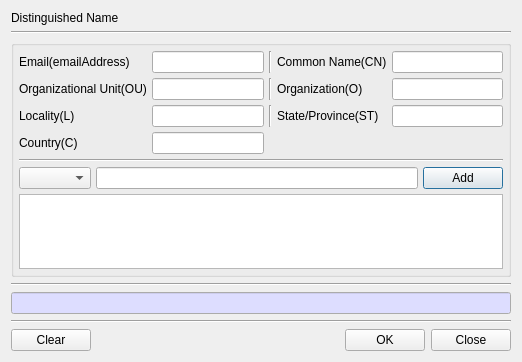
Before: the Qt Designer form CertMan/make_dn_dlg.ui in jykim74/CertMan, drawn with Qt 5.
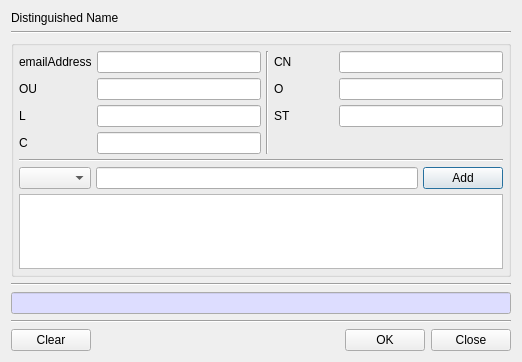
After: the same form once the commit is applied.

Commit message: CSR DN 처리 개선

```diff
--- a/CertMan/make_dn_dlg.ui
+++ b/CertMan/make_dn_dlg.ui
@@ -57,7 +57,7 @@
         <item row="2" column="0">
          <widget class="QLabel" name="label_7">
           <property name="text">
-           <string>Locality(L)</string>
+           <string>L</string>
           </property>
          </widget>
         </item>
@@ -67,7 +67,7 @@
         <item row="0" column="0">
          <widget class="QLabel" name="label_9">
           <property name="text">
-           <string>Email(emailAddress)</string>
+           <string>emailAddress</string>
           </property>
          </widget>
         </item>
@@ -80,7 +80,7 @@
         <item row="1" column="3">
          <widget class="QLabel" name="label_4">
           <property name="text">
-           <string>Organization(O)</string>
+           <string>O</string>
           </property>
          </widget>
         </item>
@@ -90,14 +90,20 @@
         <item row="1" column="0">
          <widget class="QLabel" name="label_6">
           <property name="text">
-           <string>Organizational Unit(OU)</string>
+           <string>OU</string>
           </property>
          </widget>
         </item>
         <item row="0" column="3">
          <widget class="QLabel" name="label_2">
+          <property name="minimumSize">
+           <size>
+            <width>60</width>
+            <height>0</height>
+           </size>
+          </property>
           <property name="text">
-           <string>Common Name(CN)</string>
+           <string>CN</string>
           </property>
          </widget>
         </item>
@@ -111,14 +117,14 @@
         <item row="3" column="0">
          <widget class="QLabel" name="label_3">
           <property name="text">
-           <string>Country(C)</string>
+           <string>C</string>
           </property>
          </widget>
         </item>
         <item row="2" column="3">
          <widget class="QLabel" name="label_8">
           <property name="text">
-           <string>State/Province(ST)</string>
+           <string>ST</string>
           </property>
          </widget>
         </item>
@@ -135,27 +141,13 @@
           </property>
          </widget>
         </item>
-        <item row="0" column="2">
+        <item row="0" column="2" rowspan="4">
          <widget class="Line" name="line_4">
           <property name="orientation">
            <enum>Qt::Vertical</enum>
           </property>
          </widget>
         </item>
-        <item row="1" column="2">
-         <widget class="Line" name="line_5">
-          <property name="orientation">
-           <enum>Qt::Vertical</enum>
-          </property>
-         </widget>
-        </item>
-        <item row="2" column="2">
-         <widget class="Line" name="line_6">
-          <property name="orientation">
-           <enum>Qt::Vertical</enum>
-          </property>
-         </widget>
-        </item>
        </layout>
       </item>
       <item>
```
The commit also changes 1 other file.
